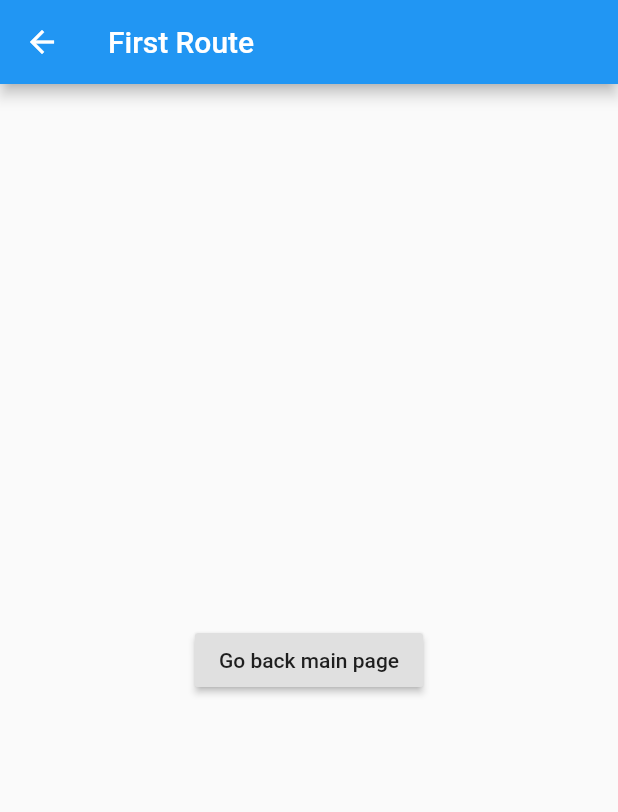
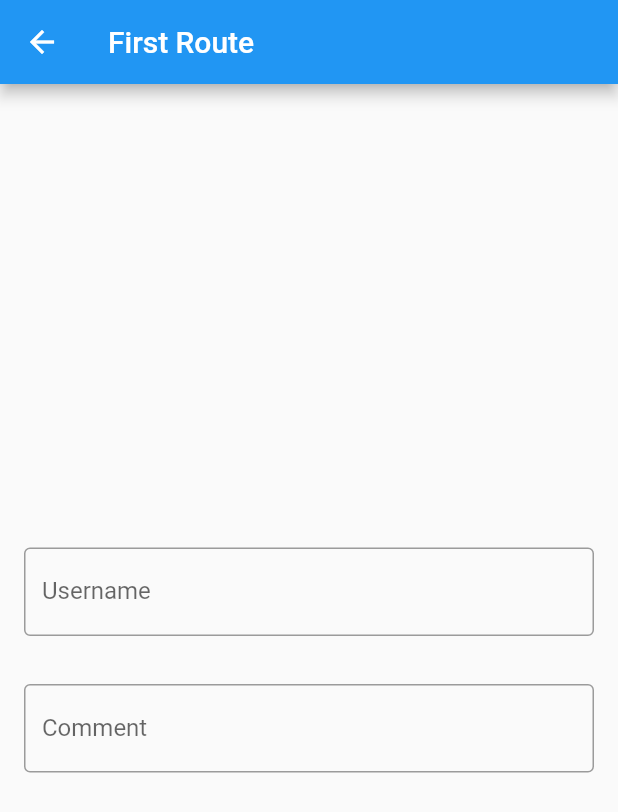
Before and after one commit to 170176114/flutter_first_app, a Flutter app: the screen it shows after launch, after a tap on "Button1", on a phone screen of 412 x 824 dp. Shown: the top 812 px of the screen. Run offline on Flutter 3.47's test engine with Material 2 defaults, Android fonts, the phone set to English and light mode, and no system bars; network calls fail.

Commit message:
firstRoute layout textField

```diff
--- a/lib/firstRoute.dart
+++ b/lib/firstRoute.dart
@@ -1,4 +1,9 @@
 import 'package:flutter/material.dart';
+import 'dart:async';
+import 'dart:convert';
+import 'dart:io';
+import 'package:http/http.dart' as http;
+import 'package:http/http.dart';
 
 void main() {
   runApp(MaterialApp(
@@ -7,21 +12,77 @@ void main() {
   ));
 }
 
+
+
+
 class FirstRoute extends StatelessWidget {
+TextEditingController inputtextField  = TextEditingController();
+
   @override
   Widget build(BuildContext context) {
+
+    //_makeRostRequest();
+
     return Scaffold(
       appBar: AppBar(
         title: Text("First Route"),
       ),
       body: Center(
-        child: RaisedButton(
-          onPressed: () {
-            Navigator.pop(context);
-          },
-          child: Text('Go back main page'),
-        ),
+
+        child: Column(
+          mainAxisAlignment: MainAxisAlignment.center,
+          children: <Widget>[
+            Padding(
+              padding: const EdgeInsets.all(16.0),
+              child: TextField(
+                controller: inputtextField,
+                decoration: InputDecoration(
+                  border: OutlineInputBorder(),
+                  labelText: 'Username'
+                ),
+              ),
+              ),
+              Padding(
+              padding: const EdgeInsets.all(16.0),
+              child: TextField(
+                controller: inputtextField,
+                decoration: InputDecoration(
+                  border: OutlineInputBorder(),
+                  labelText: 'Comment'
+                ),
+              ),
+              )
+          ],
+          ),
+
+        //child:
+        // RaisedButton(
+        //   onPressed: () {
+        //     Navigator.pop(context);
+        //   },
+        //   child: Text('Go back main page'),
+        // ),
       ),
     );
   }
 }
+
+_makeRostRequest() async {
+  String url = "http://192.168.1.101/first/post.php";
+  Map<String, String> headers = {"Content-type": "application/json"};
+  String json = '{"username" : "z", "comment" : "x"}';
+  Response response = await post(url, headers: headers, body: json);
+  int statusCode = response.statusCode;
+  String body = response.body;
+}
+
+// Future<http.Response> postRequest() async {
+//   var url = "http://192.168.1.101/first/post.php";
+//   Map data = {
+//     'usernamne' : '123',
+//     'comment' : '234'
+//   };
+//   var body = json.encode(data);
+//   var response = await http.post(url, headers: {"Content-Type": "application/json"}, body: body);
+//   return response;
+// }
--- a/lib/main.dart
+++ b/lib/main.dart
@@ -62,7 +62,6 @@ class _MyHomePageState extends State<MyHomePage> {
   @override
   void initState() {
     super.initState();
-    Data = fetchData();
   }
 
   // void _incrementCounter() {
@@ -153,12 +152,3 @@ class _MyHomePageState extends State<MyHomePage> {
   );
   }
 }
-Future<data> fetchData() async {
-  final response = await http.get('http://192.168.0.119/first/get.php');
-  if (response.statusCode == 200) {
-    return data.fromJson(json.decode(response.body));
-  }else {
-    throw Exception('Fail to load data');
-  }
-
-}
--- a/lib/secondRoute.dart
+++ b/lib/secondRoute.dart
@@ -26,7 +26,7 @@ class HomePageState extends State<HomePage> {
 
   Future<String> getData() async {
     var response = await http.get(
-      Uri.encodeFull("http://192.168.0.119/first/get.php"),
+      Uri.encodeFull("http://192.168.1.101/first/get.php"),
       headers: {
         "Accept": "application/json"
       }
@@ -36,7 +36,7 @@ class HomePageState extends State<HomePage> {
       data = json.decode(response.body);
     });
 
-    print(data[1]["title"]);
+    //print(data[1]["title"]);
 
     return "Success!";
   }
@@ -69,7 +69,7 @@ class HomePageState extends State<HomePage> {
 
 
     return new Scaffold(
-      appBar: new AppBar(title: new Text("Listviews"), backgroundColor: Colors.blue),
+      appBar: new AppBar(title: new Text("Secound Route"), backgroundColor: Colors.blue),
       body: new ListView.builder(
         itemCount: data == null ? 0 : data.length,
         itemBuilder: (BuildContext context, int index){
--- a/lib/thirdRoute.dart
+++ b/lib/thirdRoute.dart
@@ -21,7 +21,7 @@ class ThirdRoute extends StatelessWidget {
           //crossAxisAlignment: CrossAxisAlignment.start,
           children: <Widget>[
             Text(
-              'This is BMI Application',
+              'This isßß Application',
             ),
           ],
         ),
```
